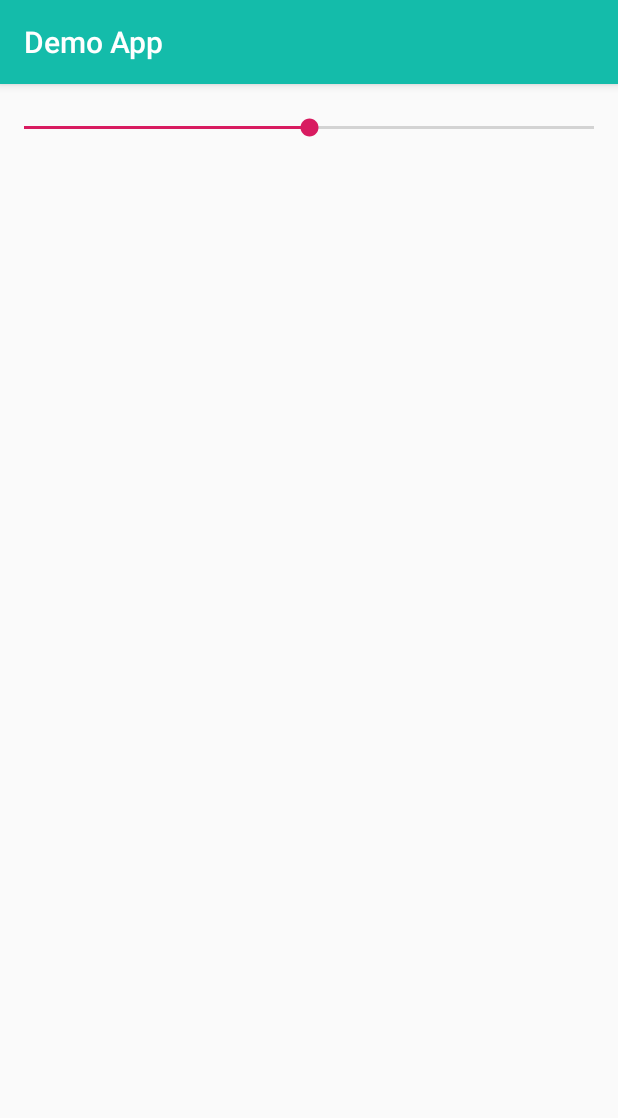
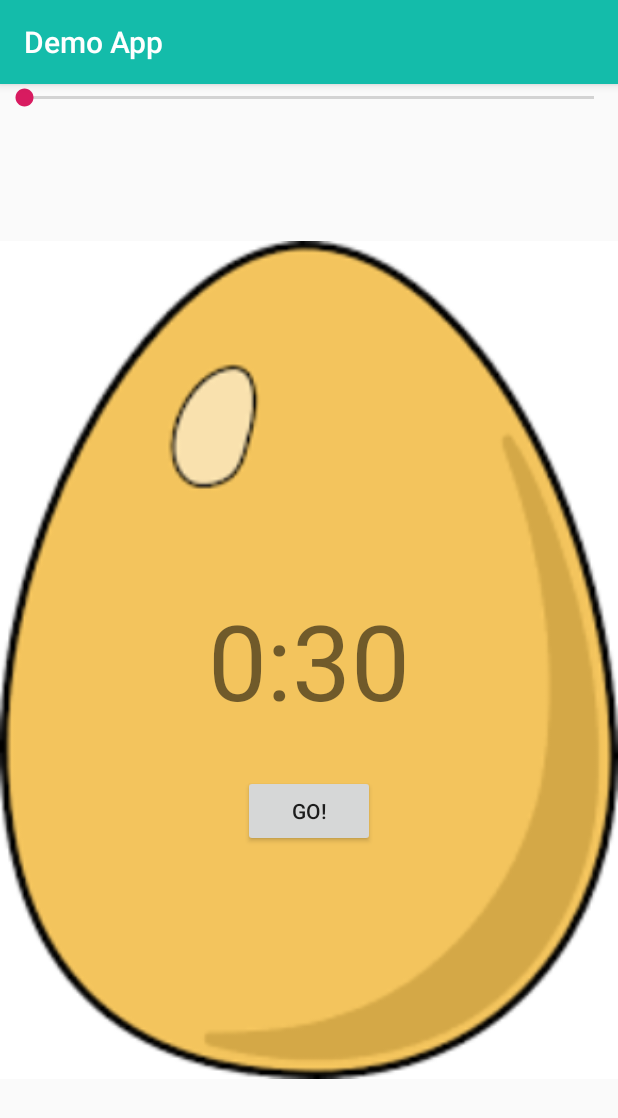
Before and after one commit to ritwikjog/Egg-Timer-Android, an Android app: the screen it shows after launch (MainActivity), on a phone screen of 412 x 824 dp. Shown: the top 1118 px of the screen. Run offline under Robolectric (Android 15) with nearby library versions, the phone set to English and light mode, and no system bars.

Commit message:
Added all files

```diff
--- a/app/src/main/java/com/example/demoapp/MainActivity.java
+++ b/app/src/main/java/com/example/demoapp/MainActivity.java
@@ -1,57 +1,106 @@
 package com.example.demoapp;
 
+import android.app.Application;
+import android.content.Context;
+import android.media.AudioManager;
+import android.media.MediaPlayer;
+import android.net.Uri;
+import android.os.CountDownTimer;
+import android.provider.MediaStore;
 import android.support.v7.app.AppCompatActivity;
 import android.os.Bundle;
 import java.lang.*;
 import java.util.ArrayList;
+
+import android.view.View;
 import android.widget.ArrayAdapter;
+import android.widget.Button;
 import android.widget.ListView;
+import android.widget.MediaController;
 import android.widget.SeekBar;
+import android.widget.TextView;
 import android.widget.Toast;
+import android.widget.VideoView;
+
+import org.w3c.dom.Text;
 
 
 public class MainActivity extends AppCompatActivity {
 
-    ListView table;
 
-    public void setTimesTable(int i){
-        ArrayList<String> arr = new ArrayList<String>();
+    SeekBar timer;
+    TextView timeLeft;
+    boolean buttonIsClicked = false;
+    Button button;
+    CountDownTimer time;
 
-        for(int j=1; j<=10; j++)
+    public void setTextValue(int progress){
+        int hours = (int) progress/60;
+        int secs = progress%60;
+        String seconds = Integer.toString(secs);
+        if(secs<10)
         {
-            arr.add(Integer.toString(i*j));
+            seconds = "0" + seconds;
+        }
+        timeLeft.setText(hours + ":" + seconds);
+    }
+
+    public void controlTimer(View view){
+
+        if(!buttonIsClicked){
+                time = new CountDownTimer(timer.getProgress()*1000, 1000) {
+                @Override
+                public void onTick(long millisUntilFinished) {
+                    setTextValue((int)millisUntilFinished/1000);
+                }
+
+                @Override
+                public void onFinish() {
+                    MediaPlayer mediaPlayer = MediaPlayer.create(getApplicationContext(), R.raw.airhorn);
+                    mediaPlayer.start();
+                    setTextValue(30);
+                    timer.setProgress(30);
+                    button.setText("GO!");
+                    buttonIsClicked = false;
+                    timer.setEnabled(true);
+                }
+            }.start();
+            button.setText("RESET!");
+            timer.setEnabled(false);
+            buttonIsClicked = true;
         }
 
-        ArrayAdapter<String> arrayAdapter = new ArrayAdapter<String>(this, android.R.layout.simple_list_item_1, arr);
+        else{
+            button.setText("GO!");
+            timer.setEnabled(true);
+            buttonIsClicked = false;
+            setTextValue(30);
+            timer.setProgress(30);
+            time.cancel();
+        }
 
-        table.setAdapter(arrayAdapter);
+
+
     }
+
 
     @Override
     protected void onCreate(Bundle savedInstanceState) {
         super.onCreate(savedInstanceState);
         setContentView(R.layout.activity_main);
 
-        final SeekBar number = (SeekBar)findViewById(R.id.seekBar);
-        table = findViewById(R.id.myListView);
-        number.setMax(20);
-        number.setProgress(10);
+        timer = (SeekBar) findViewById(R.id.timerSeekBar);
+        timeLeft = (TextView) findViewById(R.id.timerTextView);
+        button = (Button) findViewById(R.id.button);
+        timer.setMax(600);
 
-        number.setOnSeekBarChangeListener(new SeekBar.OnSeekBarChangeListener() {
+        setTextValue(30);
+
+        timer.setOnSeekBarChangeListener(new SeekBar.OnSeekBarChangeListener() {
             @Override
             public void onProgressChanged(SeekBar seekBar, int progress, boolean fromUser) {
-                int min = 1;
-                int timesTable;
 
-                if(progress<min)
-                {
-                    timesTable = min;
-                    number.setProgress(min);
-                }else{
-                    timesTable = progress;
-                }
-
-                setTimesTable(timesTable);
+                setTextValue(seekBar.getProgress());
             }
 
             @Override
@@ -64,6 +113,5 @@ public class MainActivity extends AppCompatActivity {
 
             }
         });
-
     }
 }
--- a/app/src/main/res/layout/activity_main.xml
+++ b/app/src/main/res/layout/activity_main.xml
@@ -9,24 +9,33 @@
     tools:context=".MainActivity">
 
 
-
-    <ListView
-        android:id="@+id/myListView"
-        android:layout_width="350dp"
+    <ImageView
+        android:id="@+id/imageView"
+        android:layout_centerInParent="true"
+        android:layout_width="match_parent"
         android:layout_height="match_parent"
-        android:layout_marginTop="75dp"
-        android:layout_centerHorizontal="true"/>
+        app:srcCompat="@drawable/egg" />
 
     <SeekBar
-        android:id="@+id/seekBar"
+        android:id="@+id/timerSeekBar"
+        android:layout_width="match_parent"
+        android:layout_height="wrap_content" />
+
+    <TextView
+        android:id="@+id/timerTextView"
         android:layout_width="wrap_content"
         android:layout_height="wrap_content"
-        android:layout_alignParentLeft="true"
-        android:layout_alignParentStart="true"
-        android:layout_alignParentRight="true"
-        android:layout_alignParentEnd="true"
-        android:layout_marginTop="20dp"
-        />
+        android:text="0:30"
+        android:textSize="70sp"
+        android:layout_centerInParent="true"/>
 
-
+    <Button
+        android:id="@+id/button"
+        android:layout_width="wrap_content"
+        android:layout_height="wrap_content"
+        android:text="GO!"
+        android:layout_below="@+id/timerTextView"
+        android:layout_centerInParent="true"
+        android:onClick="controlTimer"
+        android:layout_marginTop="30dp"/>
 </android.widget.RelativeLayout>
```
Also changed, not shown: app/src/main/res/drawable-v24/egg.png (added), app/src/main/res/drawable/board.png (deleted), app/src/main/res/drawable/green.jpg (deleted), app/src/main/res/drawable/purple.jpg (deleted), 1 other file.
